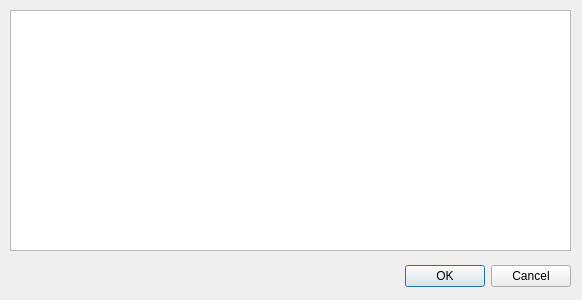
Old version of the form table_interface.ui in the repository MicheleTobias/LiteratureMapper.
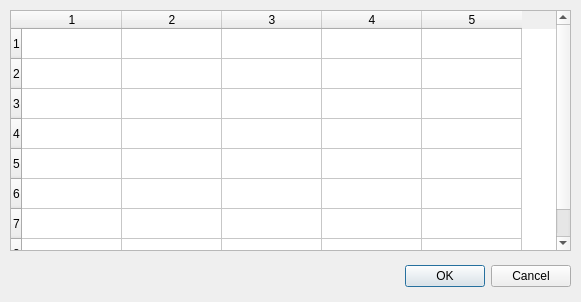
New version of the form.

Commit message: Puts weird data into the table

```diff
--- a/table_interface.ui
+++ b/table_interface.ui
@@ -2,14 +2,6 @@
 <ui version="4.0">
  <class>Dialog</class>
  <widget class="QDialog" name="Dialog">
-  <property name="geometry">
-   <rect>
-    <x>0</x>
-    <y>0</y>
-    <width>582</width>
-    <height>300</height>
-   </rect>
-  </property>
   <property name="windowTitle">
    <string>Dialog</string>
   </property>
@@ -38,6 +30,25 @@
      <height>241</height>
     </rect>
    </property>
+   <property name="rowCount">
+    <number>8</number>
+   </property>
+   <property name="columnCount">
+    <number>5</number>
+   </property>
+   <row/>
+   <row/>
+   <row/>
+   <row/>
+   <row/>
+   <row/>
+   <row/>
+   <row/>
+   <column/>
+   <column/>
+   <column/>
+   <column/>
+   <column/>
   </widget>
  </widget>
  <resources/>
```
The commit also changes 2 other files.
